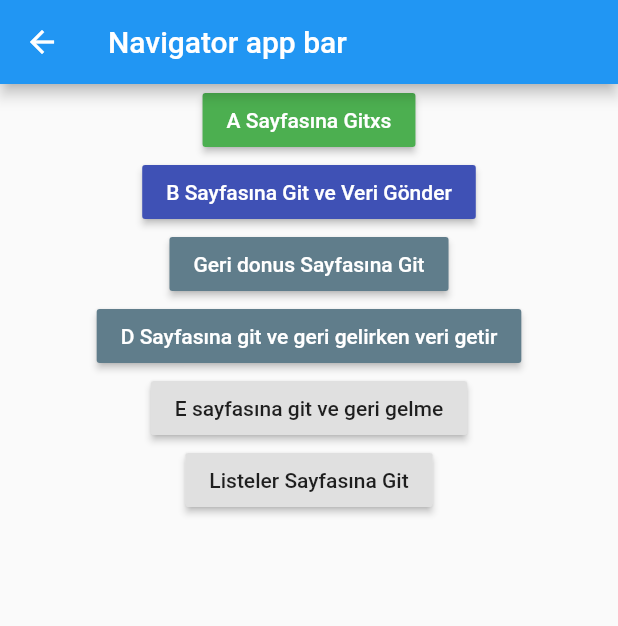
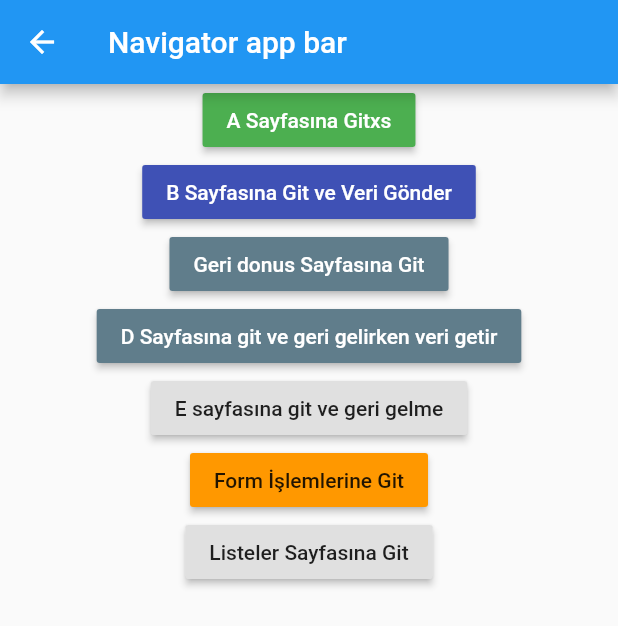
Before and after one commit to aoguz1/flutterLearn, a Flutter app: the NavigasyonIslemleri screen opened directly, on a phone screen of 412 x 824 dp. Shown: the top 626 px of the screen. Run offline on Flutter 3.47's test engine with Material 2 defaults, Android fonts, the phone set to English and light mode, and no system bars; our stand-ins replace fluttertoast; statements that could not run were skipped.

Commit message:
yeni ornek icin duzenlemeler yapildi

```diff
--- a/lib/navigator_islem.dart
+++ b/lib/navigator_islem.dart
@@ -71,6 +71,14 @@ class NavigasyonIslemleri extends StatelessWidget {
               Navigator.pushReplacement(
                   context, MaterialPageRoute(builder: (context) => ESayfasi()));
               debugPrint("e sayfası calıştı");
+            },
+          ),
+
+           RaisedButton(
+             color: Colors.orange,
+            child: Text("Form İşlemlerine Git"),
+            onPressed: () {
+              Navigator.pushNamed(context, "/formSayfasi");
             },
           ),
           RaisedButton(
```
Also changed, not shown: lib/main.dart (+8 -0 lines).
